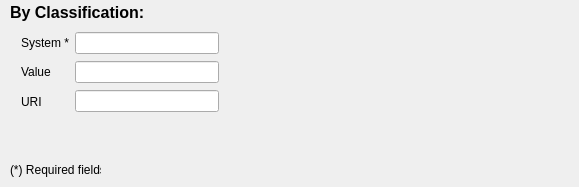
ivanfelipeib/Masterarbeit, file GUI_Windows/Filters-Requirements/by_classification.ui: the form before one commit.
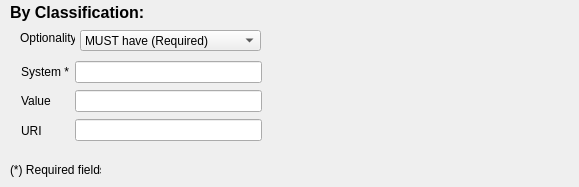
The form after the commit.

```diff
--- a/GUI_Windows/Filters-Requirements/by_classification.ui
+++ b/GUI_Windows/Filters-Requirements/by_classification.ui
@@ -52,8 +52,8 @@
     <property name="geometry">
      <rect>
       <x>21</x>
-      <y>31</y>
-      <width>198</width>
+      <y>60</y>
+      <width>241</width>
       <height>82</height>
      </rect>
     </property>
@@ -98,6 +98,44 @@
      </item>
     </layout>
    </widget>
+   <widget class="QComboBox" name="combo_optionality">
+    <property name="geometry">
+     <rect>
+      <x>80</x>
+      <y>30</y>
+      <width>181</width>
+      <height>21</height>
+     </rect>
+    </property>
+    <item>
+     <property name="text">
+      <string>MUST have (Required)</string>
+     </property>
+    </item>
+    <item>
+     <property name="text">
+      <string>CAN have (Optional)</string>
+     </property>
+    </item>
+    <item>
+     <property name="text">
+      <string>MUST NOT have (Prohibited)</string>
+     </property>
+    </item>
+   </widget>
+   <widget class="QLabel" name="label">
+    <property name="geometry">
+     <rect>
+      <x>20</x>
+      <y>30</y>
+      <width>55</width>
+      <height>16</height>
+     </rect>
+    </property>
+    <property name="text">
+     <string>Optionality</string>
+    </property>
+   </widget>
   </widget>
  </widget>
  <resources/>
```
